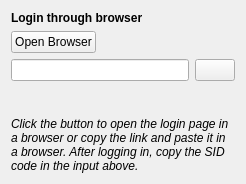
Before: the Qt Designer form rare/ui/components/dialogs/login/browser_login.ui in RareDevs/Rare, drawn with Qt 5.
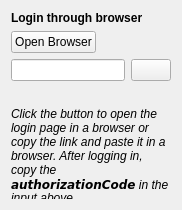
After: the same form once the commit is applied.

Commit message: LoginDialog: Update to legendary 0.20.28

The edit to the form file:
```diff
--- a/rare/ui/components/dialogs/login/browser_login.ui
+++ b/rare/ui/components/dialogs/login/browser_login.ui
@@ -6,8 +6,8 @@
    <rect>
     <x>0</x>
     <y>0</y>
-    <width>246</width>
-    <height>184</height>
+    <width>182</width>
+    <height>210</height>
    </rect>
   </property>
   <property name="windowTitle">
@@ -94,7 +94,7 @@
       </font>
      </property>
      <property name="text">
-      <string>Click the button to open the login page in a browser or copy the link and paste it in a browser. After logging in, copy the SID code in the input above.</string>
+      <string>Click the button to open the login page in a browser or copy the link and paste it in a browser. After logging in, copy the &lt;b&gt;&lt;code&gt;authorizationCode&lt;/code&gt;&lt;/b&gt; in the input above.</string>
      </property>
      <property name="wordWrap">
       <bool>true</bool>
```
The commit also changes 6 other files.
